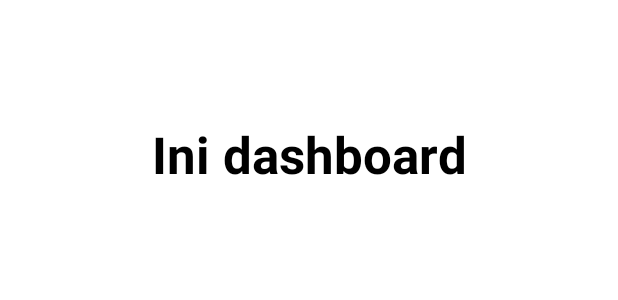
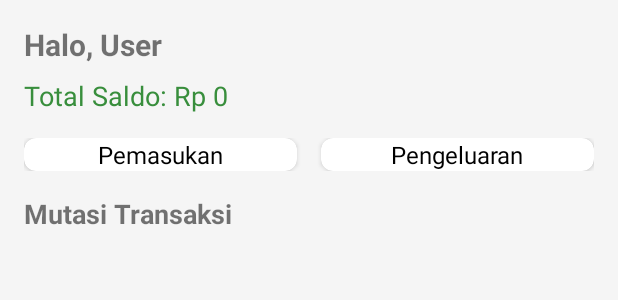
Before and after one commit to perdiruhiyat/Pemograman-Mobile-1, an Android app: the layout activity_dashboard.xml on its own in the app's theme, with its tools: preview values and no code run, on a phone screen of 412 x 824 dp. Shown: the top 300 px of the screen. Run offline under Robolectric (Android 15) with nearby library versions, the phone set to English and light mode, and no system bars.

Commit message:
modul transaksi

```diff
--- a/UTSMoneyTrackerApp/app/src/main/AndroidManifest.xml
+++ b/UTSMoneyTrackerApp/app/src/main/AndroidManifest.xml
@@ -27,6 +27,9 @@
                 <category android:name="android.intent.category.LAUNCHER" />
             </intent-filter>
         </activity>
+        <activity android:name=".PemasukanActivity" />
+        <activity android:name=".PengeluaranActivity" />
+
     </application>
 
 </manifest>
--- a/UTSMoneyTrackerApp/app/src/main/java/com/example/uts_moneytrackerapp/LoginActivity.java
+++ b/UTSMoneyTrackerApp/app/src/main/java/com/example/uts_moneytrackerapp/LoginActivity.java
@@ -46,5 +46,11 @@ public class LoginActivity extends AppCompatActivity {
             Intent intent = new Intent(LoginActivity.this, RegisterActivity.class);
             startActivity(intent);
         });
+        Intent intent = new Intent(LoginActivity.this, DashboardActivity.class);
+        intent.putExtra("name", getComponentName());
+        startActivity(intent);
+    }
+
+    public static class Pemasukan {
     }
 }
--- a/UTSMoneyTrackerApp/app/src/main/res/layout/activity_dashboard.xml
+++ b/UTSMoneyTrackerApp/app/src/main/res/layout/activity_dashboard.xml
@@ -1,24 +1,90 @@
 <?xml version="1.0" encoding="utf-8"?>
-<androidx.constraintlayout.widget.ConstraintLayout xmlns:android="http://schemas.android.com/apk/res/android"
+<LinearLayout xmlns:android="http://schemas.android.com/apk/res/android"
     xmlns:app="http://schemas.android.com/apk/res-auto"
-    xmlns:tools="http://schemas.android.com/tools"
-    android:id="@+id/main"
+    android:orientation="vertical"
+    android:background="#F5F5F5"
+    android:padding="16dp"
     android:layout_width="match_parent"
-    android:layout_height="match_parent"
-    tools:context=".DashboardActivity">
+    android:layout_height="match_parent">
+
+    <!-- Salam dan Saldo -->
+    <TextView
+        android:id="@+id/textNamaUser"
+        android:text="Halo, User"
+        android:textSize="20sp"
+        android:textStyle="bold"
+        android:layout_marginBottom="8dp"
+        android:layout_width="wrap_content"
+        android:layout_height="wrap_content"/>
 
     <TextView
-        android:id="@+id/appTitle"
+        android:id="@+id/totalSaldo"
+        android:text="Total Saldo: Rp 0"
+        android:textSize="18sp"
+        android:textColor="#388E3C"
+        android:layout_marginBottom="16dp"
         android:layout_width="wrap_content"
-        android:layout_height="wrap_content"
-        android:layout_marginTop="80dp"
-        android:text="Ini dashboard"
-        android:textAlignment="center"
-        android:textColor="@android:color/black"
-        android:textSize="34sp"
+        android:layout_height="wrap_content"/>
+
+    <!-- Tombol Pemasukan & Pengeluaran -->
+    <LinearLayout
+        android:orientation="horizontal"
+        android:layout_marginBottom="16dp"
+        android:layout_width="match_parent"
+        android:layout_height="wrap_content">
+
+        <androidx.cardview.widget.CardView
+            android:id="@+id/cardPemasukan"
+            android:layout_width="0dp"
+            android:layout_weight="1"
+            android:layout_marginEnd="8dp"
+            android:layout_height="wrap_content"
+            android:elevation="4dp"
+            android:padding="16dp"
+            app:cardCornerRadius="8dp">
+
+            <TextView
+                android:text="Pemasukan"
+                android:textAlignment="center"
+                android:textSize="16sp"
+                android:textColor="@android:color/black"
+                android:layout_width="match_parent"
+                android:layout_height="wrap_content"/>
+        </androidx.cardview.widget.CardView>
+
+        <androidx.cardview.widget.CardView
+            android:id="@+id/cardPengeluaran"
+            android:layout_width="0dp"
+            android:layout_weight="1"
+            android:layout_marginStart="8dp"
+            android:layout_height="wrap_content"
+            android:elevation="4dp"
+            android:padding="16dp"
+            app:cardCornerRadius="8dp">
+
+            <TextView
+                android:text="Pengeluaran"
+                android:textAlignment="center"
+                android:textSize="16sp"
+                android:textColor="@android:color/black"
+                android:layout_width="match_parent"
+                android:layout_height="wrap_content"/>
+        </androidx.cardview.widget.CardView>
+    </LinearLayout>
+
+    <!-- Title Mutasi -->
+    <TextView
+        android:text="Mutasi Transaksi"
+        android:textSize="18sp"
         android:textStyle="bold"
-        app:layout_constraintEnd_toEndOf="parent"
-        app:layout_constraintStart_toStartOf="parent"
-        app:layout_constraintTop_toTopOf="parent" />
+        android:layout_marginBottom="8dp"
+        android:layout_width="wrap_content"
+        android:layout_height="wrap_content"/>
 
-</androidx.constraintlayout.widget.ConstraintLayout>
+    <!-- RecyclerView untuk mutasi -->
+    <androidx.recyclerview.widget.RecyclerView
+        android:id="@+id/recyclerViewMutasi"
+        android:layout_width="match_parent"
+        android:layout_height="0dp"
+        android:layout_weight="1"/>
+</LinearLayout>
--- a/UTSMoneyTrackerApp/gradle/libs.versions.toml
+++ b/UTSMoneyTrackerApp/gradle/libs.versions.toml
@@ -1,5 +1,5 @@
 [versions]
-agp = "8.9.2"
+agp = "8.8.2"
 junit = "4.13.2"
 junitVersion = "1.2.1"
 espressoCore = "3.6.1"
```
Also changed, not shown: UTSMoneyTrackerApp/app/src/main/java/com/example/uts_moneytrackerapp/DashboardActivity.java (+59 -10 lines), UTSMoneyTrackerApp/app/src/main/java/com/example/uts_moneytrackerapp/PemasukanActivity.java (added, +78 -0 lines), UTSMoneyTrackerApp/app/src/main/java/com/example/uts_moneytrackerapp/PengeluaranActivity.java (added, +77 -0 lines), UTSMoneyTrackerApp/app/src/main/java/com/example/uts_moneytrackerapp/adapter/TransaksiAdapter.java (added, +60 -0 lines), UTSMoneyTrackerApp/app/src/main/java/com/example/uts_moneytrackerapp/model/Transaksi.java (added, +66 -0 lines), UTSMoneyTrackerApp/app/src/main/res/layout/activity_pemasukan.xml (added, +50 -0 lines), UTSMoneyTrackerApp/app/src/main/res/layout/activity_pengeluaran.xml (added, +50 -0 lines), UTSMoneyTrackerApp/app/src/main/res/layout/item_transaksi.xml (added, +26 -0 lines).
